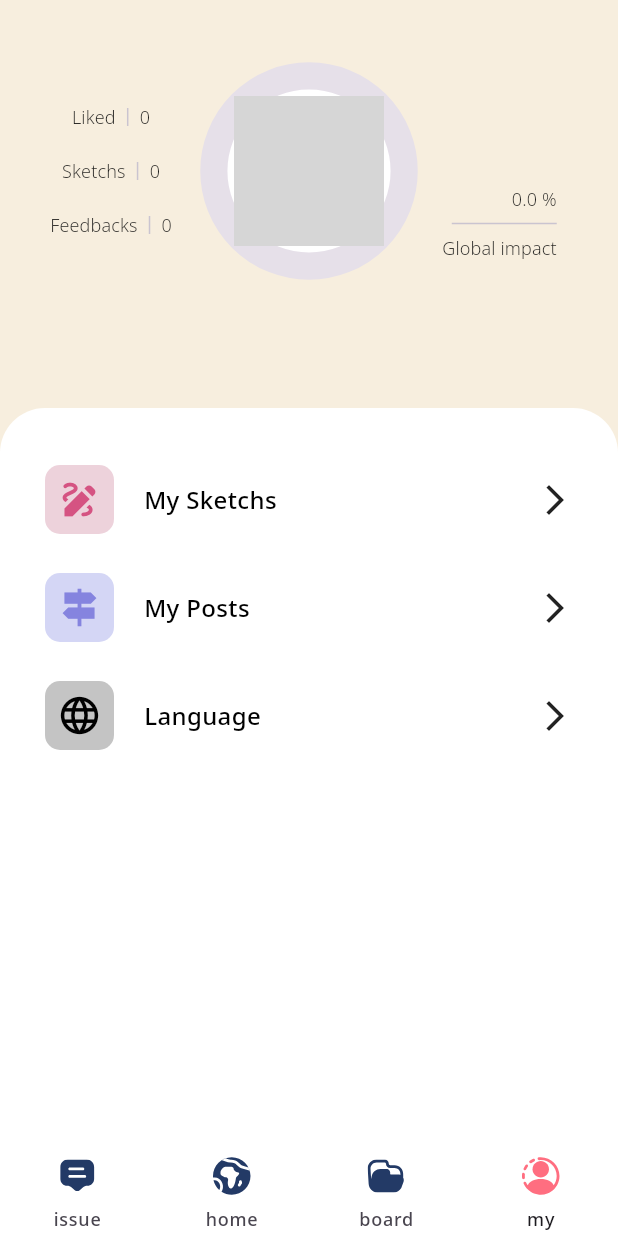
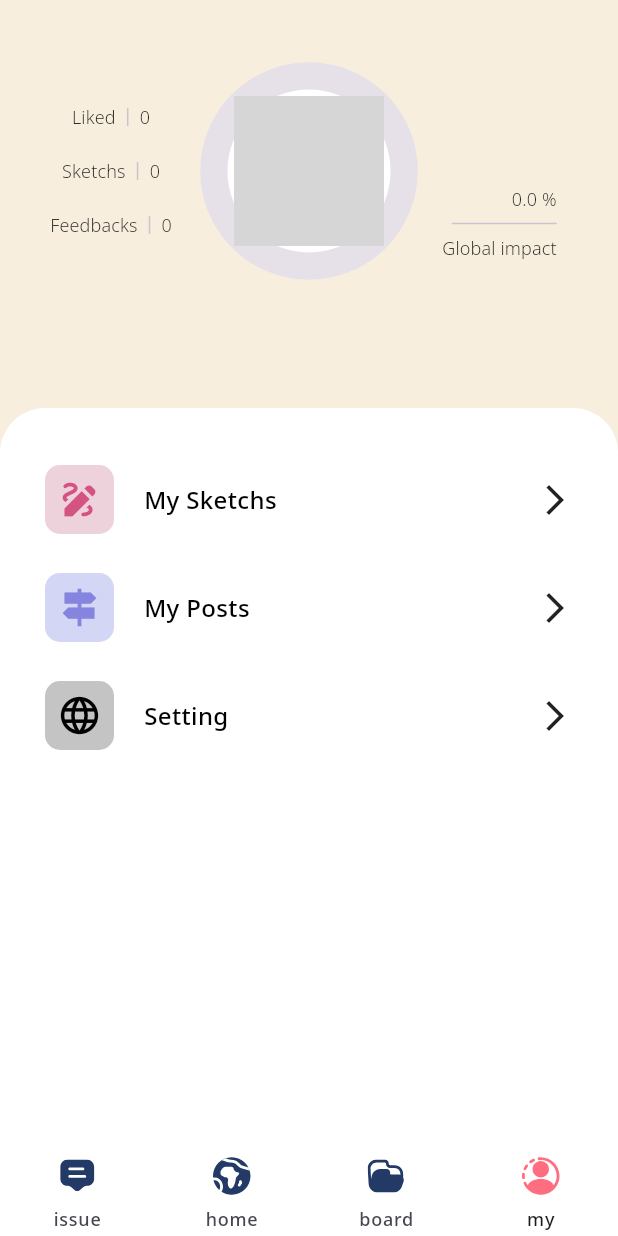
Before and after one commit to GDSC-DGU/2024-SolutionChallenge-InGlo-client, a Flutter app: the ProfilePage screen opened directly, on a phone screen of 412 x 824 dp. Run offline on Flutter 3.47's test engine with Material 3 defaults, Android fonts, the phone set to English and light mode, and no system bars; drawn by our look-alikes of syncfusion_flutter_gauges; our stand-ins replace carousel_slider, dio, dropdown_button2, firebase_core, flutter_dotenv, flutter_secure_storage and 7 more; missing offline and left inert: comment_box, flutter_state_notifier, html_editor_enhanced, pager, scribble, vertical_card_pager; accounts and stored records are empty; network calls fail; statements that could not run were skipped; project files that could hold a hidden picture were left out; grey boxes are pictures that could not be loaded.

Commit message:
STYLE: profile language -> setting으로 변경

```diff
--- a/lib/screens/profile/profile.dart
+++ b/lib/screens/profile/profile.dart
@@ -147,7 +147,7 @@ class _ProfilePageState extends State<ProfilePage> {
                       onPressed: () => showPreparingModal(context),
                     ),
                     ButtonWidget(
-                      text: 'Language',
+                      text: 'Setting',
                       color: '000000',
                       bg: 'C4C4C4',
                       icon1: Icons.language_outlined,
```
